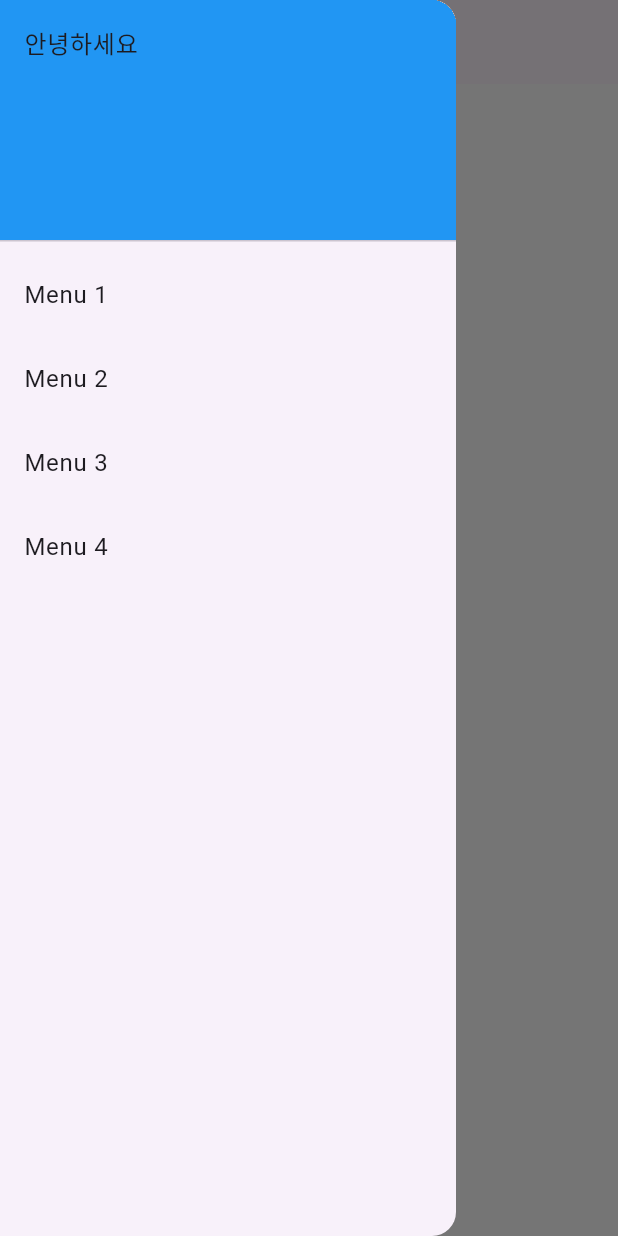
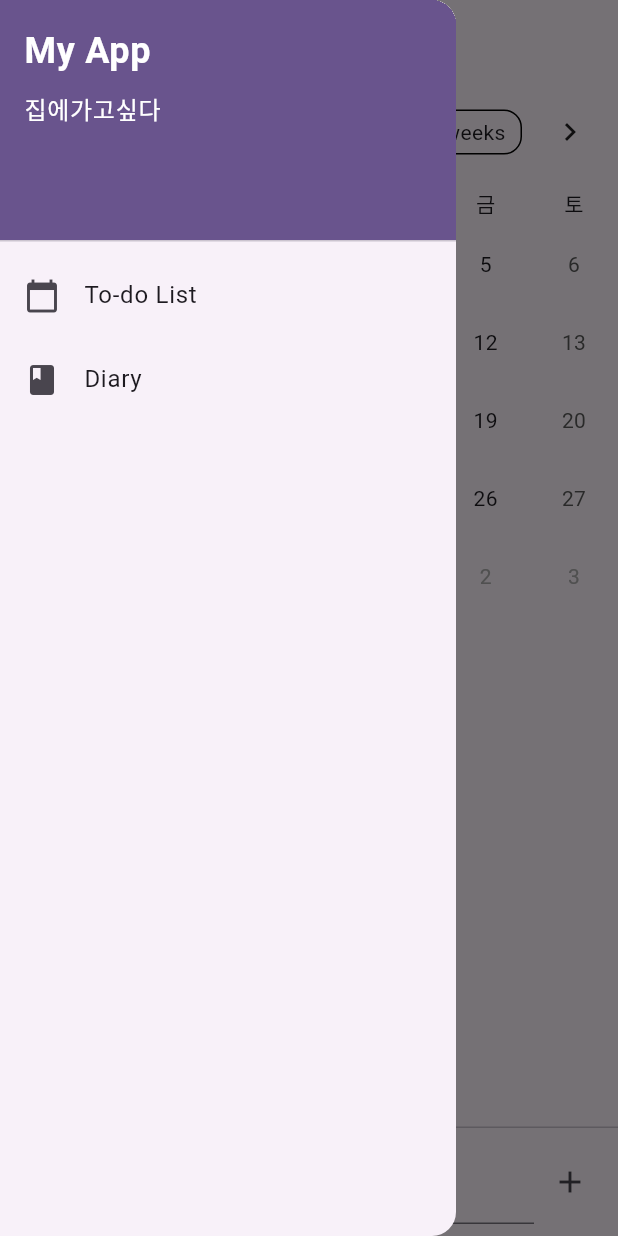
Before and after one commit to Gom0323/flutter_todoList, a Flutter app: the screen it shows after launch, with the side drawer open, on a phone screen of 412 x 824 dp. Run offline on Flutter 3.47's test engine with Material 3 defaults, Android fonts, the phone set to English and light mode, and no system bars; drawn by our look-alikes of table_calendar.

Commit message:
to-do list, diary 작성 시 마크생겨서 어느날에 작성했는지 확인가능 날짜 영어에서 한글로 바꿔야함

```diff
--- /dev/null
+++ b/lib/calendar_screen.dart
@@ -0,0 +1,214 @@
+import 'dart:ui';
+import 'package:flutter/material.dart';
+import 'package:table_calendar/table_calendar.dart';
+import 'custom_drawer.dart';
+
+class CalendarScreen extends StatefulWidget {
+  const CalendarScreen({super.key});
+
+  @override
+  State<CalendarScreen> createState() => _CalendarScreenState();
+}
+
+class _CalendarScreenState extends State<CalendarScreen> {
+  DateTime selectedDate = DateTime.now();
+  final List<Map<String, String>> tasks = [];
+  final TextEditingController taskController = TextEditingController();
+
+  void _loadTasks() {
+    setState(() {
+      // DB연결 도저히못하겠음
+    });
+  }
+
+  void _addTask(String task) {
+    if (taskController.text.isNotEmpty) {
+      setState(() {
+        tasks.add({
+          'date': selectedDate.toIso8601String(),
+          'task': task,
+        });
+      });
+      taskController.clear();
+      _loadTasks();
+    } else {
+      _showAlertDialog();
+    }
+  }
+
+  void _showAlertDialog() {
+    showDialog(
+      context: context,
+      builder: (BuildContext context) {
+        return AlertDialog(
+          title: const Text('알림'),
+          content: const Text('내용을 입력해주세요'),
+          actions: <Widget>[
+            TextButton(
+              child: const Text('확인'),
+              onPressed: () {
+                Navigator.of(context).pop();
+              },
+            ),
+          ],
+        );
+      },
+    );
+  }
+
+  void onDaySelected(DateTime selectedDay, DateTime focusedDay) {
+    setState(() {
+      selectedDate = selectedDay;
+    });
+    _loadTasks();
+  }
+
+  bool isSameDay(DateTime date1, DateTime date2) {
+    return date1.year == date2.year &&
+        date1.month == date2.month &&
+        date1.day == date2.day;
+  }
+
+  @override
+  Widget build(BuildContext context) {
+    var dailyTasks = tasks
+        .where((task) => isSameDay(DateTime.parse(task['date']!), selectedDate))
+        .toList();
+
+    return Scaffold(
+      appBar: AppBar(
+        title: const Text('To_do List'),
+      ),
+      drawer: const CustomDrawer(),
+      body: Column(
+        children: [
+          TableCalendar(
+            onDaySelected: onDaySelected,
+            selectedDayPredicate: (date) {
+              return isSameDay(selectedDate, date);
+            },
+            focusedDay: selectedDate,
+            firstDay: DateTime(2023, 1, 1),
+            lastDay: DateTime(2030, 12, 31),
+            // locale: 'ko-KR',
+            daysOfWeekHeight: 30,
+            eventLoader: (day) {
+              return tasks
+                  .where(
+                      (task) => isSameDay(DateTime.parse(task['date']!), day))
+                  .toList();
+            },
+            calendarBuilders: CalendarBuilders(
+              dowBuilder: (context, day) {
+                switch (day.weekday) {
+                  case 1:
+                    return const Center(
+                      child: Text('월'),
+                    );
+                  case 2:
+                    return const Center(
+                      child: Text('화'),
+                    );
+                  case 3:
+                    return const Center(
+                      child: Text('수'),
+                    );
+                  case 4:
+                    return const Center(
+                      child: Text('목'),
+                    );
+                  case 5:
+                    return const Center(
+                      child: Text('금'),
+                    );
+                  case 6:
+                    return const Center(
+                      child: Text('토'),
+                    );
+                  case 7:
+                    return const Center(
+                      child: Text(
+                        '일',
+                        style: TextStyle(color: Colors.red),
+                      ),
+                    );
+                }
+              },
+              selectedBuilder: (context, date, _) => Container(
+                margin: const EdgeInsets.all(4.0),
+                alignment: Alignment.center,
+                decoration: BoxDecoration(
+                    color: Colors.transparent,
+                    shape: BoxShape.circle,
+                    border: Border.all(color: Colors.green, width: 1.5)),
+                child: Text(
+                  date.day.toString(),
+                  style: const TextStyle(color: Colors.black),
+                ),
+              ),
+              todayBuilder: (context, date, _) => Container(
+                margin: const EdgeInsets.all(4.0),
+                alignment: Alignment.center,
+                decoration: BoxDecoration(
+                    color: Colors.transparent,
+                    shape: BoxShape.circle,
+                    border: Border.all(color: Colors.green, width: 1.5)),
+                child: Text(
+                  date.day.toString(),
+                  style: const TextStyle(color: Colors.black),
+                ),
+              ),
+            ),
+          ),
+          Expanded(
+            child: ListView.builder(
+              itemCount: dailyTasks.length,
+              itemBuilder: (context, index) {
+                return Padding(
+                  padding: const EdgeInsets.symmetric(
+                      horizontal: 8.0, vertical: 4.0),
+                  child: Card(
+                    elevation: 4,
+                    child: ListTile(
+                      title: Text(dailyTasks[index]['task']!),
+                      trailing: IconButton(
+                        icon: const Icon(Icons.delete),
+                        onPressed: () {
+                          setState(() {
+                            tasks.remove(dailyTasks[index]);
+                          });
+                        },
+                      ),
+                    ),
+                  ),
+                );
+              },
+            ),
+          ),
+          const Divider(height: 1.0),
+          Padding(
+            padding: const EdgeInsets.all(8.0),
+            child: Row(
+              children: [
+                Expanded(
+                  child: TextField(
+                    controller: taskController,
+                    decoration: const InputDecoration(
+                      labelText: '할 일 추가',
+                    ),
+                  ),
+                ),
+                IconButton(
+                  icon: const Icon(Icons.add),
+                  onPressed: () {
+                    _addTask(taskController.text);
+                  },
+                ),
+              ],
+            ),
+          ),
+        ],
+      ),
+    );
+  }
+}
--- a/lib/custom_drawer.dart
+++ b/lib/custom_drawer.dart
@@ -1,4 +1,6 @@
 import 'package:flutter/material.dart';
+import 'calendar_screen.dart';
+import 'diary_screen.dart';
 
 class CustomDrawer extends StatelessWidget {
   const CustomDrawer({super.key});
@@ -8,42 +10,54 @@ class CustomDrawer extends StatelessWidget {
     return Drawer(
       child: ListView(
         padding: EdgeInsets.zero,
-        children: [
-          const DrawerHeader(
+        children: <Widget>[
+          DrawerHeader(
             decoration: BoxDecoration(
-              color: Colors.blue,
+              color: Theme.of(context).primaryColor,
             ),
-            child: Text("안녕하세요"),
+            child: const Column(
+              crossAxisAlignment: CrossAxisAlignment.start,
+              children: [
+                Text(
+                  'My App',
+                  style: TextStyle(
+                    color: Colors.white,
+                    fontSize: 24,
+                    fontWeight: FontWeight.bold,
+                  ),
+                ),
+                SizedBox(height: 8),
+                Text(
+                  '집에가고싶다',
+                  style: TextStyle(
+                    color: Colors.white,
+                    fontSize: 16,
+                  ),
+                ),
+              ],
+            ),
           ),
           ListTile(
-            title: const Text("Menu 1"),
+            leading: const Icon(Icons.calendar_today),
+            title: const Text('To-do List'),
             onTap: () {
-              // Do something for Menu 1
-              Navigator.pop(context); // Close the drawer
+              Navigator.push(
+                context,
+                MaterialPageRoute(builder: (context) => const CalendarScreen()),
+              );
             },
           ),
           ListTile(
-            title: const Text("Menu 2"),
+            leading: const Icon(Icons.book),
+            title: const Text('Diary'),
             onTap: () {
-              // Do something for Menu 2
-              Navigator.pop(context); // Close the drawer
+              Navigator.push(
+                context,
+                MaterialPageRoute(builder: (context) => const DiaryScreen()),
+              );
             },
           ),
-          ListTile(
-            title: const Text("Menu 3"),
-            onTap: () {
-              // Do something for Menu 3
-              Navigator.pop(context); // Close the drawer
-            },
-          ),
-          ListTile(
-            title: const Text("Menu 4"),
-            onTap: () {
-              // Do something for Menu 4
-              Navigator.pop(context); // Close the drawer
-            },
-          ),
-          // Add more ListTile widgets as needed
+          // Add more ListTiles here for other options if needed
         ],
       ),
     );
--- a/lib/gestureDetector.dart
+++ /dev/null
@@ -1,52 +0,0 @@
-import 'package:flutter/material.dart';
-
-class TestView extends StatefulWidget {
-  const TestView({super.key});
-
-  @override
-  State<TestView> createState() => _TestViewState();
-}
-
-class _TestViewState extends State<TestView> {
-  bool isLightTeme = true;
-  @override
-  Widget build(BuildContext context) {
-    bool isLightTheme = true;
-    return Scaffold(
-      backgroundColor: isLightTheme ? Colors.white : Colors.black87,
-      appBar: AppBar(
-        title: const Text("Theme Color Test"),
-      ),
-      drawer: Drawer(
-        child: ListView(
-          padding: EdgeInsets.zero,
-          children: const [
-            DrawerHeader(
-              decoration: BoxDecoration(
-                color: Colors.pink,
-              ),
-              child: Text("Menu 1"),
-            ),
-          ],
-        ),
-      ),
-      body: Container(
-        alignment: Alignment.center,
-        child: GestureDetector(
-          onTap: () {
-            setState(() {
-              isLightTheme = isLightTheme == true ? false : true;
-            });
-          },
-          child: Container(
-            color: Colors.blue,
-            alignment: Alignment.center,
-            width: 200,
-            height: 40,
-            child: Text("Light/Dark Theme Button"),
-          ),
-        ),
-      ),
-    );
-  }
-}
--- a/lib/main.dart
+++ b/lib/main.dart
@@ -1,5 +1,6 @@
 import 'package:flutter/material.dart';
-import './custom_drawer.dart'; // import custom_drawer.dart file
+import 'calendar_screen.dart';
+import 'package:intl/date_symbol_data_local.dart';
 
 void main() {
   runApp(const MyApp());
@@ -11,40 +12,13 @@ class MyApp extends StatelessWidget {
   @override
   Widget build(BuildContext context) {
     return MaterialApp(
-      title: 'Flutter Demo',
+      title: 'Flutter Calendar Demo',
       theme: ThemeData(
-        colorScheme: ColorScheme.fromSeed(seedColor: Colors.deepPurple),
+        colorScheme: ColorScheme.fromSeed(
+            seedColor: const Color.fromARGB(255, 186, 146, 255)),
         useMaterial3: true,
       ),
-      home: const TestView(),
+      home: const CalendarScreen(),
     );
   }
 }
-
-class TestView extends StatefulWidget {
-  const TestView({super.key});
-
-  @override
-  State<TestView> createState() => _TestViewState();
-}
-
-class _TestViewState extends State<TestView> {
-  bool isLightTheme = true;
-
-  @override
-  Widget build(BuildContext context) {
-    return Scaffold(
-      backgroundColor: isLightTheme ? Colors.white : Colors.black,
-      appBar: AppBar(
-        title: Text("Test Title"),
-      ),
-      drawer: const CustomDrawer(), // Use CustomDrawer
-      body: Center(
-        child: Text(
-          'Current theme is ${isLightTheme ? "Light" : "Dark"}',
-          style: TextStyle(color: isLightTheme ? Colors.black : Colors.white),
-        ),
-      ),
-    );
-  }
-}
--- a/pubspec.yaml
+++ b/pubspec.yaml
@@ -30,11 +30,14 @@ environment:
 dependencies:
   flutter:
     sdk: flutter
+  table_calendar: ^3.0.6
+  intl: ^0.17.0
 
 
   # The following adds the Cupertino Icons font to your application.
   # Use with the CupertinoIcons class for iOS style icons.
   cupertino_icons: ^1.0.6
+  http: ^1.2.2
 
 dev_dependencies:
   flutter_test:
```
Also changed, not shown: lib/diary_screen.dart (added, +195 -0 lines), pubspec.lock.
